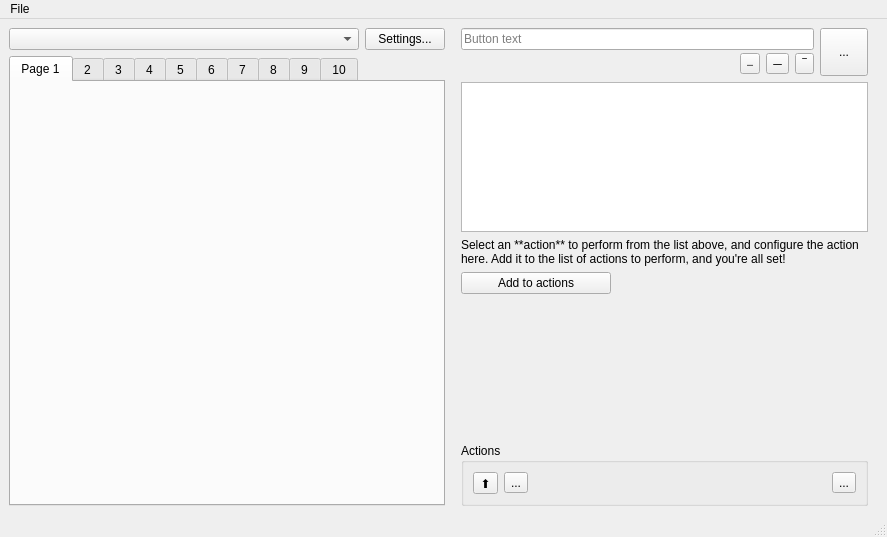
Qt form streamdeck_ui/main.ui (dodgyrabbit/streamdeck-ui) before a commit.
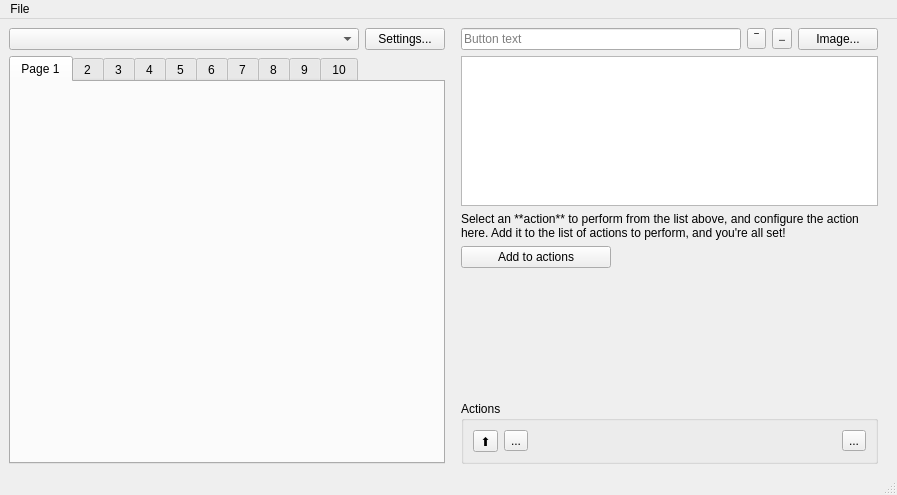
The same form after that commit. Icons and pictures are not drawn.

Commit message:
Add up down buttons
Image selection works again

The edit to the form file:
```diff
--- a/streamdeck_ui/main.ui
+++ b/streamdeck_ui/main.ui
@@ -6,8 +6,8 @@
    <rect>
     <x>0</x>
     <y>0</y>
-    <width>887</width>
-    <height>537</height>
+    <width>897</width>
+    <height>495</height>
    </rect>
   </property>
   <property name="windowTitle">
@@ -27,6 +27,9 @@
         </property>
         <item>
          <layout class="QVBoxLayout" name="verticalLayout_6">
+          <property name="spacing">
+           <number>6</number>
+          </property>
           <item>
            <layout class="QHBoxLayout" name="horizontalLayout_4" stretch="4,1">
             <item>
@@ -147,7 +150,7 @@
            <number>10</number>
           </property>
           <item>
-           <layout class="QHBoxLayout" name="horizontalLayout_2" stretch="1,0">
+           <layout class="QHBoxLayout" name="horizontalLayout_2" stretch="0,0,0,0">
             <property name="spacing">
              <number>6</number>
             </property>
@@ -158,17 +161,6 @@
              <number>0</number>
             </property>
             <item>
-             <layout class="QGridLayout" name="gridLayout_12">
-              <property name="bottomMargin">
-               <number>0</number>
-              </property>
-              <property name="horizontalSpacing">
-               <number>0</number>
-              </property>
-              <property name="verticalSpacing">
-               <number>3</number>
-              </property>
-              <item row="0" column="1">
                <widget class="QLineEdit" name="text">
                 <property name="sizePolicy">
                  <sizepolicy hsizetype="MinimumExpanding" vsizetype="Fixed">
@@ -187,93 +179,34 @@
                 </property>
                </widget>
               </item>
-              <item row="1" column="0" colspan="2">
-               <layout class="QHBoxLayout" name="horizontalLayout_3">
-                <property name="spacing">
-                 <number>6</number>
-                </property>
                 <item>
-                 <spacer name="horizontalSpacer">
-                  <property name="orientation">
-                   <enum>Qt::Horizontal</enum>
-                  </property>
-                  <property name="sizeHint" stdset="0">
-                   <size>
-                    <width>40</width>
-                    <height>20</height>
-                   </size>
-                  </property>
-                 </spacer>
-                </item>
-                <item>
-                 <widget class="QToolButton" name="toolButton_3">
-                  <property name="text">
-                   <string>⎯</string>
-                  </property>
-                 </widget>
-                </item>
-                <item>
-                 <widget class="QToolButton" name="toolButton">
-                  <property name="text">
-                   <string>─</string>
-                  </property>
-                 </widget>
-                </item>
-                <item>
-                 <widget class="QToolButton" name="toolButton_2">
+             <widget class="QToolButton" name="upArrow">
                   <property name="text">
                    <string>‾</string>
                   </property>
-                 </widget>
-                </item>
-               </layout>
-              </item>
-             </layout>
-            </item>
+              <property name="icon">
+               <iconset>
+                <normaloff>../art/up_arrow.png</normaloff>../art/up_arrow.png</iconset>
+              </property>
+             </widget>
+            </item>
             <item>
-             <layout class="QVBoxLayout" name="verticalLayout_7">
-              <property name="spacing">
-               <number>0</number>
-              </property>
-              <property name="bottomMargin">
-               <number>0</number>
-              </property>
-              <item>
-               <widget class="QToolButton" name="image">
-                <property name="minimumSize">
-                 <size>
-                  <width>48</width>
-                  <height>48</height>
-                 </size>
-                </property>
+             <widget class="QToolButton" name="downArrow">
                 <property name="text">
-                 <string>...</string>
-                </property>
-                <property name="iconSize">
-                 <size>
-                  <width>64</width>
-                  <height>64</height>
-                 </size>
-                </property>
-                <property name="toolButtonStyle">
-                 <enum>Qt::ToolButtonTextUnderIcon</enum>
-                </property>
+               <string>⎯</string>
+              </property>
+              <property name="icon">
+               <iconset>
+                <normaloff>../art/down_arrow.png</normaloff>../art/down_arrow.png</iconset>
+              </property>
                </widget>
               </item>
               <item>
-               <spacer name="verticalSpacer_2">
-                <property name="orientation">
-                 <enum>Qt::Vertical</enum>
-                </property>
-                <property name="sizeHint" stdset="0">
-                 <size>
-                  <width>20</width>
-                  <height>0</height>
-                 </size>
-                </property>
-               </spacer>
-              </item>
-             </layout>
+             <widget class="QPushButton" name="imageButton">
+              <property name="text">
+               <string>Image...</string>
+              </property>
+             </widget>
             </item>
            </layout>
           </item>
@@ -329,6 +262,12 @@
                 <verstretch>0</verstretch>
                </sizepolicy>
               </property>
+              <property name="minimumSize">
+               <size>
+                <width>0</width>
+                <height>0</height>
+               </size>
+              </property>
               <property name="text">
                <string>Select an **action** to perform from the list above, and configure the action here. Add it to the list of actions to perform, and you're all set!</string>
               </property>
@@ -452,7 +391,7 @@
     <rect>
      <x>0</x>
      <y>0</y>
-     <width>887</width>
+     <width>897</width>
      <height>22</height>
     </rect>
    </property>
```
Left out of the diff: 2 changed lines with no effect on the pictures. Lines whose indentation alone changed are shown as unchanged. The commit also changes 4 other files.
